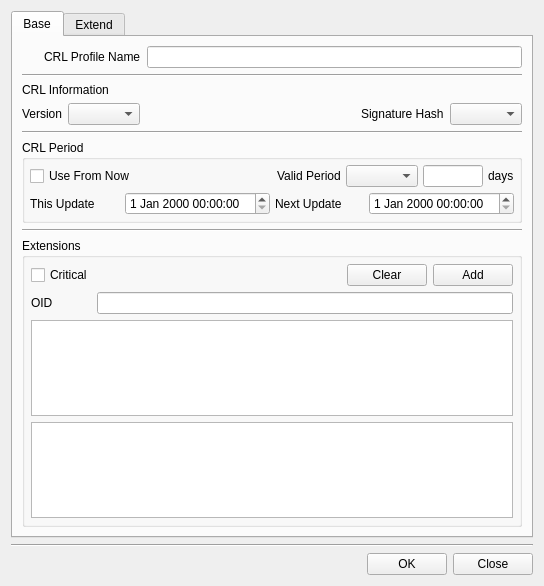
Above: CertMan/make_crl_profile_dlg.ui from jykim74/CertMan before the change. Below: the same form after it.
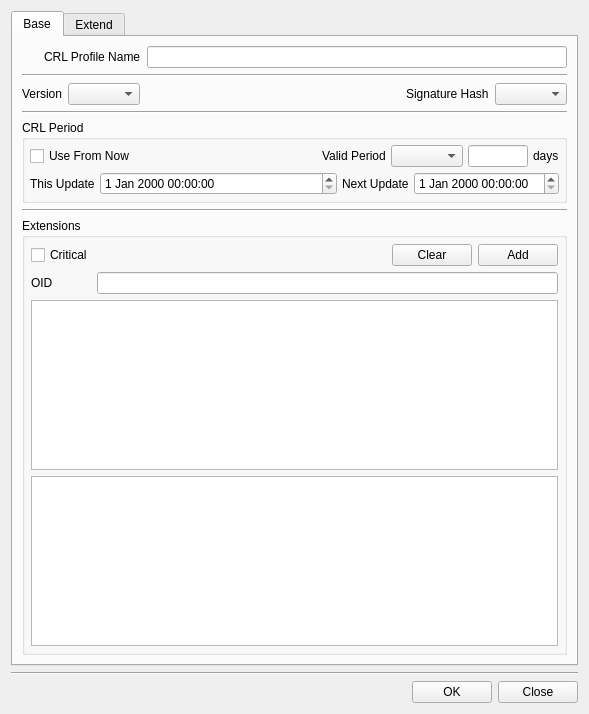
That is the form after the change. The open tabs and pages were chosen to show the change. Icons and pictures are not drawn.

Patch:
```diff
--- a/CertMan/make_crl_profile_dlg.ui
+++ b/CertMan/make_crl_profile_dlg.ui
@@ -6,8 +6,8 @@
    <rect>
     <x>0</x>
     <y>0</y>
-    <width>542</width>
-    <height>580</height>
+    <width>589</width>
+    <height>714</height>
    </rect>
   </property>
   <property name="windowTitle">
@@ -16,6 +16,12 @@
   <layout class="QVBoxLayout" name="verticalLayout">
    <item>
     <widget class="QTabWidget" name="mCRLTab">
+     <property name="sizePolicy">
+      <sizepolicy hsizetype="Minimum" vsizetype="Expanding">
+       <horstretch>0</horstretch>
+       <verstretch>0</verstretch>
+      </sizepolicy>
+     </property>
      <property name="currentIndex">
       <number>0</number>
      </property>
@@ -71,13 +77,6 @@
          </property>
         </widget>
        </item>
-       <item>
-        <widget class="QLabel" name="label_3">
-         <property name="text">
-          <string>CRL Information</string>
-         </property>
-        </widget>
-       </item>
        <item>
         <layout class="QGridLayout" name="gridLayout_2">
          <item row="0" column="0">
@@ -221,7 +220,14 @@
           <item>
            <layout class="QGridLayout" name="gridLayout_3">
             <item row="0" column="1">
-             <widget class="QDateTimeEdit" name="mThisUpdateDateTime"/>
+             <widget class="QDateTimeEdit" name="mThisUpdateDateTime">
+              <property name="sizePolicy">
+               <sizepolicy hsizetype="Expanding" vsizetype="Fixed">
+                <horstretch>0</horstretch>
+                <verstretch>0</verstretch>
+               </sizepolicy>
+              </property>
+             </widget>
             </item>
             <item row="0" column="0">
              <widget class="QLabel" name="label_9">
@@ -244,7 +250,14 @@
              </widget>
             </item>
             <item row="0" column="3">
-             <widget class="QDateTimeEdit" name="mNextUpdateDateTime"/>
+             <widget class="QDateTimeEdit" name="mNextUpdateDateTime">
+              <property name="sizePolicy">
+               <sizepolicy hsizetype="Minimum" vsizetype="Fixed">
+                <horstretch>0</horstretch>
+                <verstretch>0</verstretch>
+               </sizepolicy>
+              </property>
+             </widget>
             </item>
            </layout>
           </item>
@@ -362,19 +375,6 @@
          </layout>
         </widget>
        </item>
-       <item>
-        <spacer name="verticalSpacer">
-         <property name="orientation">
-          <enum>Qt::Vertical</enum>
-         </property>
-         <property name="sizeHint" stdset="0">
-          <size>
-           <width>20</width>
-           <height>40</height>
-          </size>
-         </property>
-        </spacer>
-       </item>
       </layout>
      </widget>
      <widget class="QWidget" name="mExtendTab">
```
Left out of the diff: 18 changed lines with no effect on the pictures.
